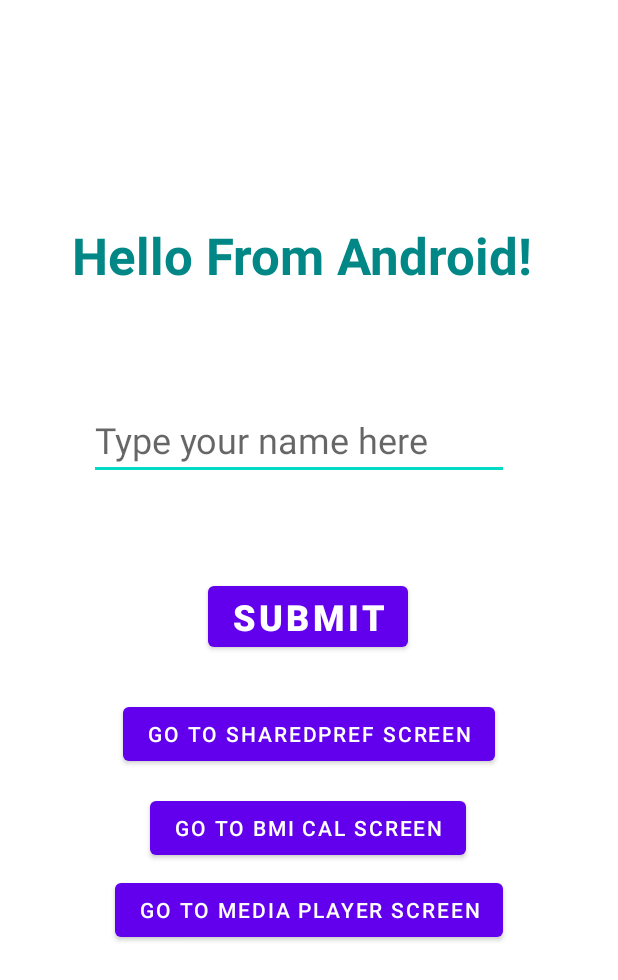
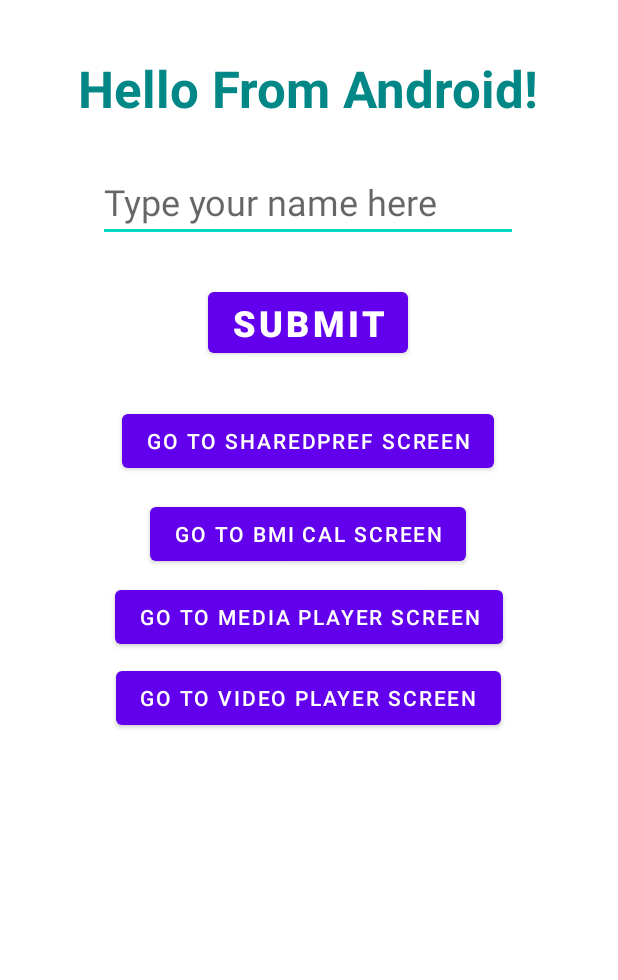
Before and after one commit to ayyysh04/learning-kotlin, an Android app: the screen it shows after launch (MainLogic), on a phone screen of 412 x 824 dp. Shown: the top 980 px of the screen. Run offline under Robolectric (Android 15) with nearby library versions, the phone set to English and light mode, and no system bars.

Commit message:
added video Player

```diff
--- a/app/src/main/AndroidManifest.xml
+++ b/app/src/main/AndroidManifest.xml
@@ -9,6 +9,9 @@
         android:roundIcon="@mipmap/ic_launcher_round"
         android:supportsRtl="true"
         android:theme="@style/Theme.MyApplication">
+        <activity
+            android:name=".VideoPlayer"
+            android:exported="false" />
         <activity
             android:name=".MediaPlayer"
             android:exported="false" />
--- a/app/src/main/java/com/example/myapplication/MainLogic.kt
+++ b/app/src/main/java/com/example/myapplication/MainLogic.kt
@@ -13,6 +13,7 @@ import android.widget.EditText
 import android.widget.TextView
 import android.widget.Toast
 import androidx.appcompat.app.AppCompatActivity
+import com.example.myapplication.databinding.ActivityVideoPlayerBinding
 
 //AppCompactactivity : provides lifecycle override function like onCreate
 class MainLogic : AppCompatActivity() {
@@ -29,6 +30,7 @@ class MainLogic : AppCompatActivity() {
         val sharedPrefsButton = findViewById<Button>(R.id.go_to_sharedprefs)
         val bmiCalButton = findViewById<Button>(R.id.go_to_bmiCal)
         val mediaPlayerButton = findViewById<Button>(R.id.go_to_mediaPLayer)
+        val videoPlayerButton = findViewById<Button>(R.id.go_to_videoPlayer)
         var enteredName = ""
 //        setOnClickListner to listen to changes on button
         submitButton.setOnClickListener {
@@ -72,6 +74,10 @@ class MainLogic : AppCompatActivity() {
             val intent = Intent(this, MediaPlayer::class.java)
             startActivity(intent)
         }
+        videoPlayerButton.setOnClickListener {
+            val intent = Intent(this, VideoPlayer::class.java)
+            startActivity(intent)
+        }
 
     }
 }
--- a/app/src/main/java/com/example/myapplication/MediaPlayer.kt
+++ b/app/src/main/java/com/example/myapplication/MediaPlayer.kt
@@ -12,6 +12,7 @@ import com.google.android.material.floatingactionbutton.FloatingActionButton
 class MediaPlayer : AppCompatActivity() {
     private lateinit var seekBar: SeekBar
     private var mediaPlayer: MediaPlayer? = null //api in handling audio and video file
+//    MediaPlayer class can be used to control playback of audio/video files and streams.
     private lateinit var runnable: Runnable
     //In Kotlin, Runnable is an interface that defines a single method called run(), which takes no arguments and returns no value. This interface is used to represent a task that can be executed asynchronously on a separate thread i.e separate from the main thread (UI thread).
     //You can use Runnable in Kotlin to create a new thread that executes a piece of code. For example, suppose you want to perform some long-running task, such as downloading a large file from the internet, without blocking the main thread of your application. You can create a new thread and pass it a Runnable object that contains the code to download the file. The thread will execute the code in the run() method on a separate thread, leaving the main thread free to continue executing other tasks.
--- a/app/src/main/res/layout/main_screen.xml
+++ b/app/src/main/res/layout/main_screen.xml
@@ -6,6 +6,7 @@
     android:layout_height="match_parent"
     tools:context=".MainLogic">
     <!-- this needs context : which is this logic file i.e kotlin file -->
+
     <TextView
         android:id="@+id/tvHello"
         android:layout_width="wrap_content"
@@ -15,11 +16,11 @@
         android:textSize="34sp"
         android:textStyle="bold"
         app:layout_constraintBottom_toBottomOf="parent"
-        app:layout_constraintHorizontal_bias="0.461"
+        app:layout_constraintHorizontal_bias="0.495"
         app:layout_constraintLeft_toLeftOf="parent"
         app:layout_constraintRight_toRightOf="parent"
         app:layout_constraintTop_toTopOf="parent"
-        app:layout_constraintVertical_bias="0.189" />
+        app:layout_constraintVertical_bias="0.046" />
 
     <EditText
         android:id="@+id/etName"
@@ -31,10 +32,10 @@
         android:textSize="24sp"
         app:layout_constraintBottom_toBottomOf="parent"
         app:layout_constraintEnd_toEndOf="parent"
-        app:layout_constraintHorizontal_bias="0.452"
+        app:layout_constraintHorizontal_bias="0.496"
         app:layout_constraintStart_toStartOf="parent"
         app:layout_constraintTop_toTopOf="parent"
-        app:layout_constraintVertical_bias="0.346" />
+        app:layout_constraintVertical_bias="0.14" />
 
     <Button
         android:id="@+id/btnSubmit"
@@ -48,7 +49,54 @@
         app:layout_constraintHorizontal_bias="0.498"
         app:layout_constraintStart_toStartOf="parent"
         app:layout_constraintTop_toTopOf="parent"
+        app:layout_constraintVertical_bias="0.245" />
+
+    <Button
+        android:id="@+id/go_to_sharedprefs"
+        android:layout_width="wrap_content"
+        android:layout_height="wrap_content"
+        android:text="go to sharedPref Screen"
+        app:layout_constraintBottom_toBottomOf="parent"
+        app:layout_constraintEnd_toEndOf="parent"
+        app:layout_constraintHorizontal_bias="0.496"
+        app:layout_constraintStart_toStartOf="parent"
+        app:layout_constraintTop_toTopOf="parent"
+        app:layout_constraintVertical_bias="0.348" />
+
+    <Button
+        android:id="@+id/go_to_videoPlayer"
+        android:layout_width="wrap_content"
+        android:layout_height="wrap_content"
+        android:text="go to Video Player Screen"
+        app:layout_constraintBottom_toBottomOf="parent"
+        app:layout_constraintEnd_toEndOf="parent"
+        app:layout_constraintHorizontal_bias="0.496"
+        app:layout_constraintStart_toStartOf="parent"
+        app:layout_constraintTop_toTopOf="parent"
+        app:layout_constraintVertical_bias="0.569" />
+
+    <Button
+        android:id="@+id/go_to_mediaPLayer"
+        android:layout_width="wrap_content"
+        android:layout_height="wrap_content"
+        android:text="go to Media Player Screen"
+        app:layout_constraintBottom_toBottomOf="parent"
+        app:layout_constraintEnd_toEndOf="parent"
+        app:layout_constraintStart_toStartOf="parent"
+        app:layout_constraintTop_toTopOf="parent"
         app:layout_constraintVertical_bias="0.499" />
+
+    <Button
+        android:id="@+id/go_to_bmiCal"
+        android:layout_width="wrap_content"
+        android:layout_height="wrap_content"
+        android:text="go to BMI cal Screen"
+        app:layout_constraintBottom_toBottomOf="parent"
+        app:layout_constraintEnd_toEndOf="parent"
+        app:layout_constraintHorizontal_bias="0.497"
+        app:layout_constraintStart_toStartOf="parent"
+        app:layout_constraintTop_toTopOf="parent"
+        app:layout_constraintVertical_bias="0.428" />
 
     <Button
         android:id="@+id/btnOffers"
@@ -59,44 +107,9 @@
         android:visibility="invisible"
         app:layout_constraintBottom_toBottomOf="parent"
         app:layout_constraintEnd_toEndOf="parent"
-        app:layout_constraintHorizontal_bias="0.82"
+        app:layout_constraintHorizontal_bias="0.922"
         app:layout_constraintStart_toStartOf="parent"
         app:layout_constraintTop_toTopOf="parent"
-        app:layout_constraintVertical_bias="0.89" />
-
-    <Button
-        android:id="@+id/go_to_sharedprefs"
-        android:layout_width="wrap_content"
-        android:layout_height="wrap_content"
-        android:text="go to sharedPref Screen"
-        app:layout_constraintBottom_toBottomOf="parent"
-        app:layout_constraintEnd_toEndOf="parent"
-        app:layout_constraintHorizontal_bias="0.498"
-        app:layout_constraintStart_toStartOf="parent"
-        app:layout_constraintTop_toTopOf="parent"
-        app:layout_constraintVertical_bias="0.6" />
-
-    <Button
-        android:id="@+id/go_to_bmiCal"
-        android:layout_width="wrap_content"
-        android:layout_height="wrap_content"
-        android:text="go to BMI cal Screen"
-        app:layout_constraintBottom_toBottomOf="parent"
-        app:layout_constraintEnd_toEndOf="parent"
-        app:layout_constraintHorizontal_bias="0.496"
-        app:layout_constraintStart_toStartOf="parent"
-        app:layout_constraintTop_toTopOf="parent"
-        app:layout_constraintVertical_bias="0.68" />
-
-    <Button
-        android:id="@+id/go_to_mediaPLayer"
-        android:layout_width="wrap_content"
-        android:layout_height="wrap_content"
-        android:text="go to Media Player Screen"
-        app:layout_constraintBottom_toBottomOf="parent"
-        app:layout_constraintEnd_toEndOf="parent"
-        app:layout_constraintStart_toStartOf="parent"
-        app:layout_constraintTop_toTopOf="parent"
-        app:layout_constraintVertical_bias="0.751" />
+        app:layout_constraintVertical_bias="0.976" />
 
 </androidx.constraintlayout.widget.ConstraintLayout>
```
Also changed, not shown: app/src/main/java/com/example/myapplication/VideoPlayer.kt (added, +45 -0 lines), app/src/main/res/layout/activity_video_player.xml (added, +18 -0 lines), 1 other file.
